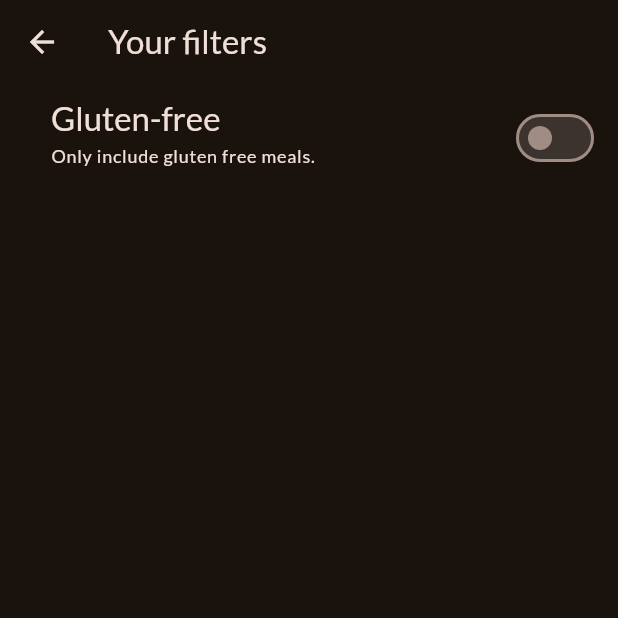
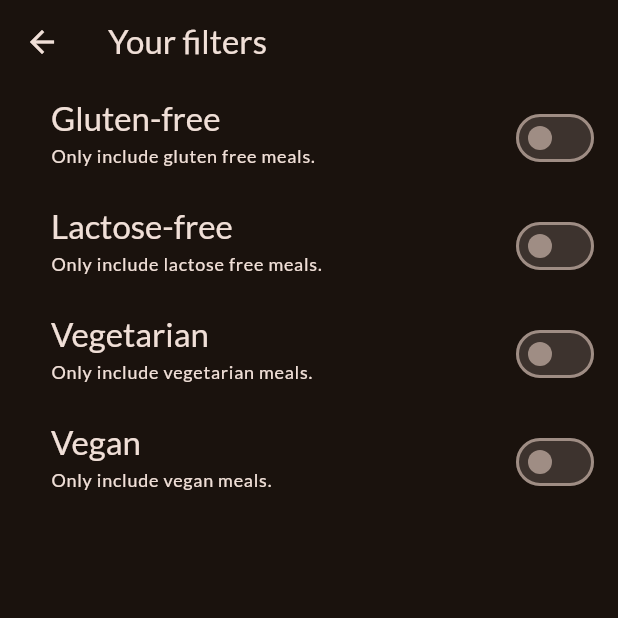
Before and after one commit to gunesserenay/flutter_meals_app, a Flutter app: the FiltersScreen screen opened directly, on a phone screen of 412 x 824 dp, the top half of it. Run offline on Flutter 3.47's test engine with Material 3 defaults, Android fonts, the phone set to English and light mode, and no system bars; our stand-ins replace google_fonts, transparent_image.

Commit message:
Adding more filter options

```diff
--- a/lib/screens/filters.dart
+++ b/lib/screens/filters.dart
@@ -11,6 +11,9 @@ class FiltersScreen extends StatefulWidget {
 
 class _FiltersScreenState extends State<FiltersScreen> {
   var _glutenFreeFilterSet = false;
+  var _lactoseFreeFilterSet = false;
+  var _vegetarianFilterSet = false;
+  var _veganFilterSet = false;
   @override
   Widget build(BuildContext context) {
     return Scaffold(
@@ -47,6 +50,63 @@ class _FiltersScreenState extends State<FiltersScreen> {
               ),
               activeColor: Theme.of(context).colorScheme.tertiary,
               contentPadding: const EdgeInsets.only(left: 34, right: 12)),
+          SwitchListTile(
+              value: _lactoseFreeFilterSet,
+              onChanged: (isChecked) {
+                setState(() {
+                  _lactoseFreeFilterSet = isChecked;
+                });
+              },
+              title: Text(
+                'Lactose-free',
+                style: Theme.of(context).textTheme.titleLarge!.copyWith(
+                    color: Theme.of(context).colorScheme.onBackground),
+              ),
+              subtitle: Text(
+                'Only include lactose free meals.',
+                style: Theme.of(context).textTheme.labelMedium!.copyWith(
+                    color: Theme.of(context).colorScheme.onBackground),
+              ),
+              activeColor: Theme.of(context).colorScheme.tertiary,
+              contentPadding: const EdgeInsets.only(left: 34, right: 12)),
+          SwitchListTile(
+              value: _vegetarianFilterSet,
+              onChanged: (isChecked) {
+                setState(() {
+                  _vegetarianFilterSet = isChecked;
+                });
+              },
+              title: Text(
+                'Vegetarian',
+                style: Theme.of(context).textTheme.titleLarge!.copyWith(
+                    color: Theme.of(context).colorScheme.onBackground),
+              ),
+              subtitle: Text(
+                'Only include vegetarian meals.',
+                style: Theme.of(context).textTheme.labelMedium!.copyWith(
+                    color: Theme.of(context).colorScheme.onBackground),
+              ),
+              activeColor: Theme.of(context).colorScheme.tertiary,
+              contentPadding: const EdgeInsets.only(left: 34, right: 12)),
+          SwitchListTile(
+              value: _veganFilterSet,
+              onChanged: (isChecked) {
+                setState(() {
+                  _veganFilterSet = isChecked;
+                });
+              },
+              title: Text(
+                'Vegan',
+                style: Theme.of(context).textTheme.titleLarge!.copyWith(
+                    color: Theme.of(context).colorScheme.onBackground),
+              ),
+              subtitle: Text(
+                'Only include vegan meals.',
+                style: Theme.of(context).textTheme.labelMedium!.copyWith(
+                    color: Theme.of(context).colorScheme.onBackground),
+              ),
+              activeColor: Theme.of(context).colorScheme.tertiary,
+              contentPadding: const EdgeInsets.only(left: 34, right: 12)),
         ],
       ),
     );
```
